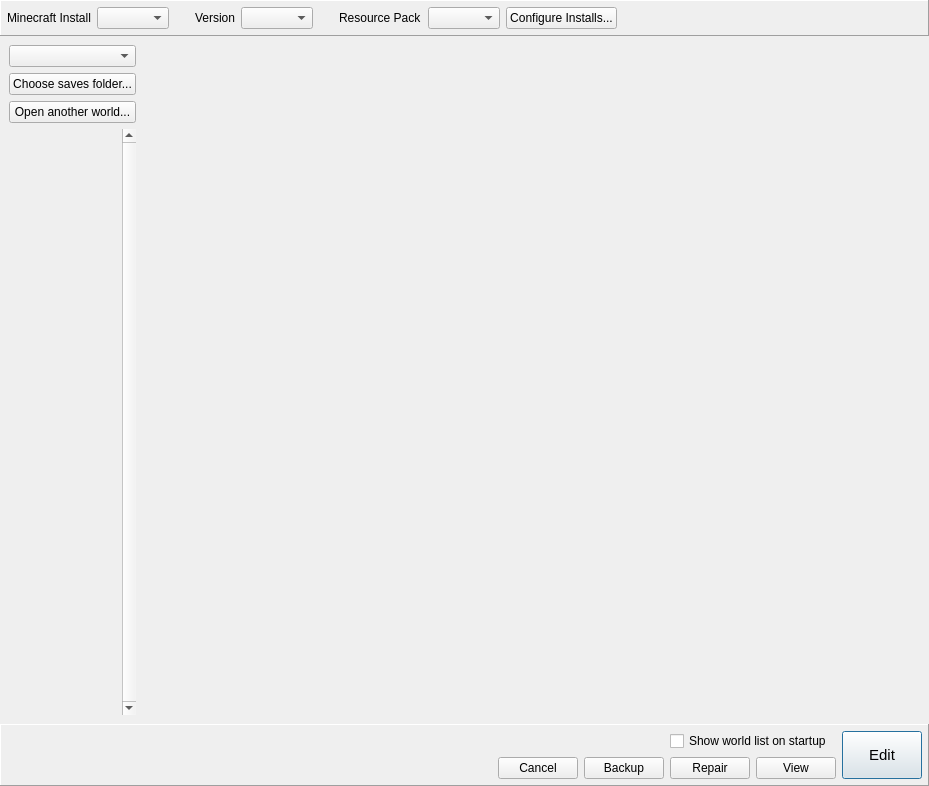
Qt form src/mcedit2/ui/world_list.ui (mcedit/mcedit2) before a commit.
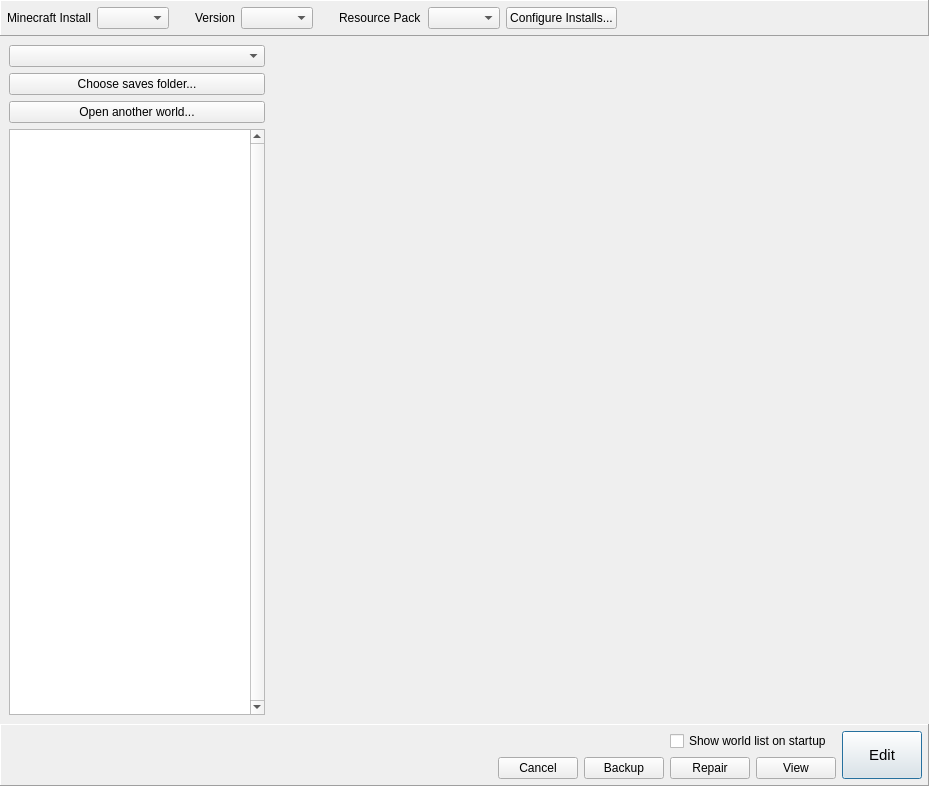
The same form after that commit.

Commit message:
Render the world list in WorldListWidget using a list view with an item delegate
I'm getting the hang of this model-view-delegate thing (again)!

The edit to the form file:
```diff
--- a/src/mcedit2/ui/world_list.ui
+++ b/src/mcedit2/ui/world_list.ui
@@ -146,35 +146,25 @@
          </widget>
         </item>
         <item>
-         <widget class="QScrollArea" name="scrollArea">
+         <widget class="QListView" name="worldListView">
           <property name="sizePolicy">
            <sizepolicy hsizetype="Preferred" vsizetype="Expanding">
             <horstretch>0</horstretch>
             <verstretch>0</verstretch>
            </sizepolicy>
           </property>
-          <property name="frameShape">
-           <enum>QFrame::NoFrame</enum>
-          </property>
           <property name="verticalScrollBarPolicy">
            <enum>Qt::ScrollBarAlwaysOn</enum>
           </property>
           <property name="horizontalScrollBarPolicy">
            <enum>Qt::ScrollBarAlwaysOff</enum>
           </property>
-          <property name="widgetResizable">
-           <bool>true</bool>
+          <property name="editTriggers">
+           <set>QAbstractItemView::NoEditTriggers</set>
           </property>
-          <widget class="QWidget" name="scrollAreaWidgetContents">
-           <property name="geometry">
-            <rect>
-             <x>0</x>
-             <y>0</y>
-             <width>99</width>
-             <height>585</height>
-            </rect>
-           </property>
-          </widget>
+          <property name="selectionBehavior">
+           <enum>QAbstractItemView::SelectRows</enum>
+          </property>
          </widget>
         </item>
        </layout>
```
The commit also changes 3 other files.
